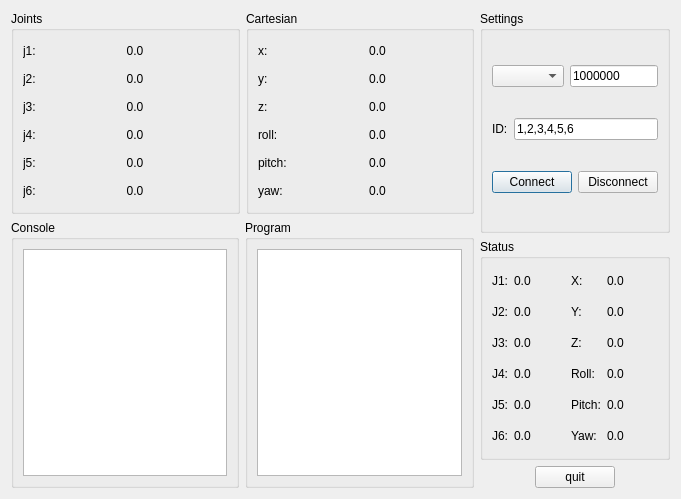
First picture: the form in manipulator.ui, repository Skyendless/MiniBot, before the edit.
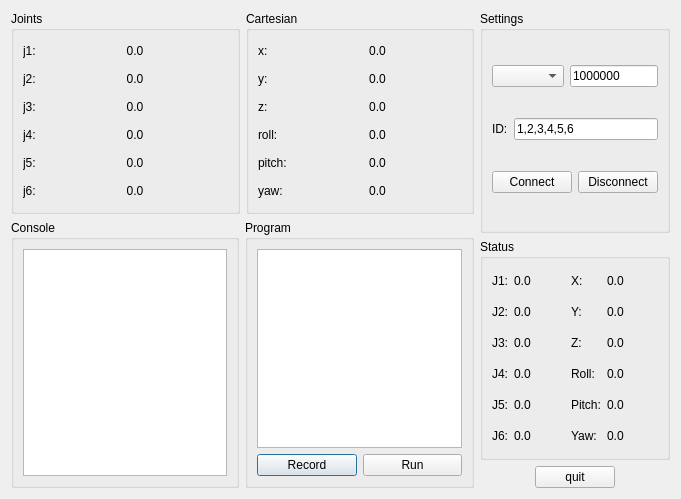
Second picture: the form after the edit. Icons and pictures are not drawn. Custom widgets are drawn as their Qt base class.

Commit message: 完善示教功能

Diff of the .ui file:
```diff
--- a/manipulator.ui
+++ b/manipulator.ui
@@ -889,6 +889,24 @@
           <item>
            <widget class="QPlainTextEdit" name="program_text_edit"/>
           </item>
+          <item>
+           <layout class="QHBoxLayout" name="horizontalLayout_8">
+            <item>
+             <widget class="QPushButton" name="record_button">
+              <property name="text">
+               <string>Record</string>
+              </property>
+             </widget>
+            </item>
+            <item>
+             <widget class="QPushButton" name="run_button">
+              <property name="text">
+               <string>Run</string>
+              </property>
+             </widget>
+            </item>
+           </layout>
+          </item>
          </layout>
         </widget>
        </item>
```
Left out of the diff: 2 changed lines with no effect on the pictures. The commit also changes 2 other files.
